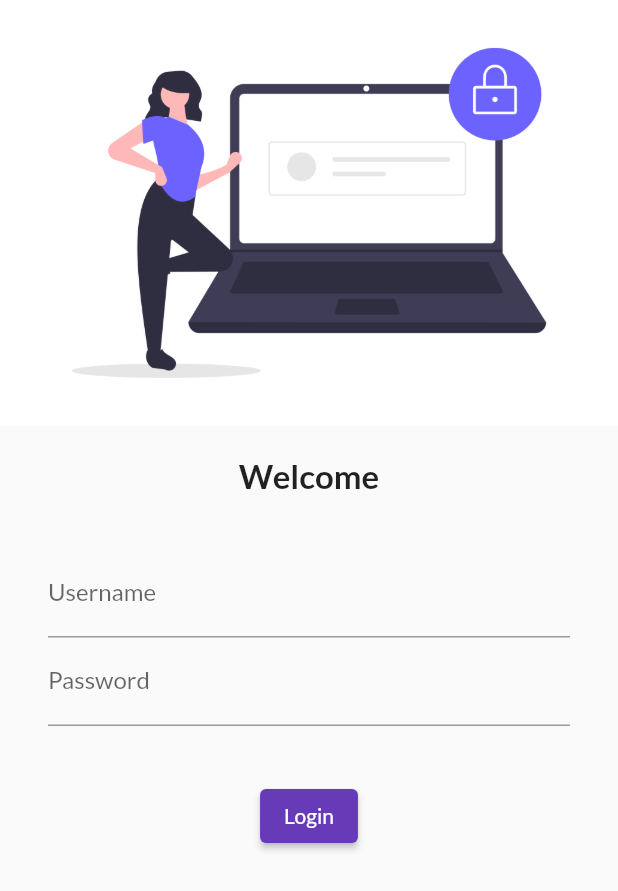
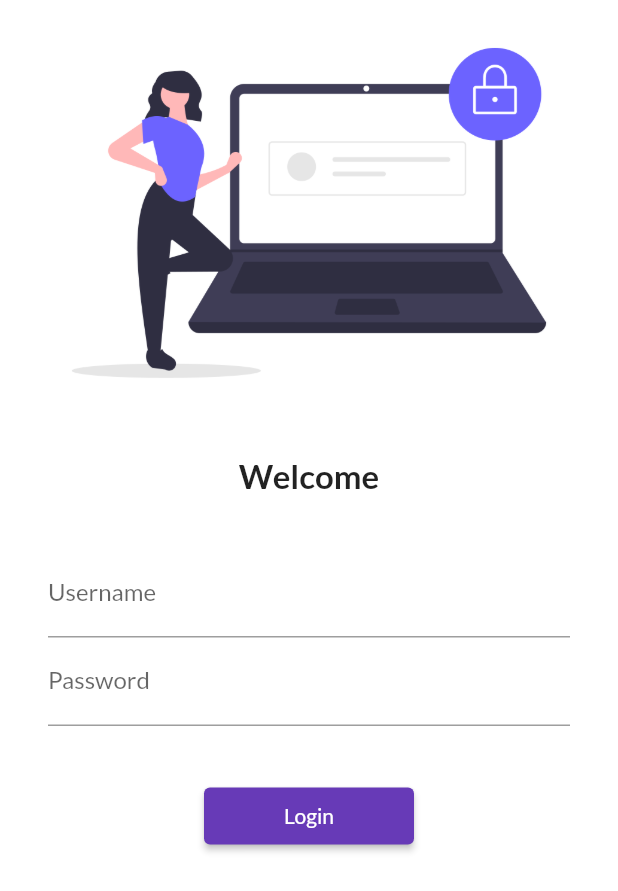
Before and after one commit to Vivek-kumar-1/30daysofflutter, a Flutter app: the screen it shows after launch, on a phone screen of 412 x 824 dp. Shown: the top 891 px of the screen. Run offline on Flutter 3.47's test engine with Material 2 defaults, Android fonts, the phone set to English and light mode, and no system bars; our stand-ins replace google_fonts.

Commit message:
day 5 completed

```diff
--- a/lib/app_screens/Login_Page.dart
+++ b/lib/app_screens/Login_Page.dart
@@ -1,3 +1,4 @@
+import 'package:feabox/utils/routes.dart';
 import 'package:flutter/material.dart';
 
 class LoginPage extends StatelessWidget {
@@ -6,11 +7,14 @@
   @override
   Widget build(BuildContext context) {
     return Material(
+      color: Colors.white,
+      child: SingleChildScrollView(
         child: Column(
           children: [
             Image.asset(
               'assets/images/login_image.png',
               fit: BoxFit.cover,
+              //height: 800,
             ),
             SizedBox(
               height: 20.0,
@@ -48,13 +52,14 @@
             ),
             ElevatedButton(
               child: Text('Login'),
-            style: TextButton.styleFrom(),
+              style: TextButton.styleFrom(minimumSize: Size(140, 38)),
               onPressed: () {
-              print('HI codepur');
+                Navigator.pushNamed(context, MyRoutes.homeRoute);
               },
             ),
           ],
         ),
+      ),
     );
   }
 }
--- a/lib/main.dart
+++ b/lib/main.dart
@@ -1,3 +1,4 @@
+import 'package:feabox/utils/routes.dart';
 import 'package:flutter/material.dart';
 import 'package:google_fonts/google_fonts.dart';
 
@@ -26,14 +27,16 @@
         primarySwatch: Colors.deepPurple,
         fontFamily: GoogleFonts.lato().fontFamily,
       ),
+      //debugShowCheckedModeBanner: false,
+      //debugShowCheckedModeBanner: true,
       darkTheme: ThemeData(
           // brightness: Brightness.dark,
           primarySwatch: Colors.green),
       initialRoute: '/',
       routes: {
         "/": (context) => LoginPage(),
-        "/home": (context) => HomePage(),
-        "/login": (context) => LoginPage(),
+        MyRoutes.homeRoute: (context) => HomePage(),
+        MyRoutes.loginRoute: (context) => LoginPage(),
       },
     );
   }
--- /dev/null
+++ b/lib/package/flutter/meterial.dart
@@ -0,0 +1 @@
+// TODO Implement this library.
--- /dev/null
+++ b/lib/utils/routes.dart
@@ -0,0 +1,4 @@
+class MyRoutes {
+  static String homeRoute = '/home';
+  static String loginRoute = '/login';
+}
```
Lines whose indentation alone changed are shown as unchanged.
